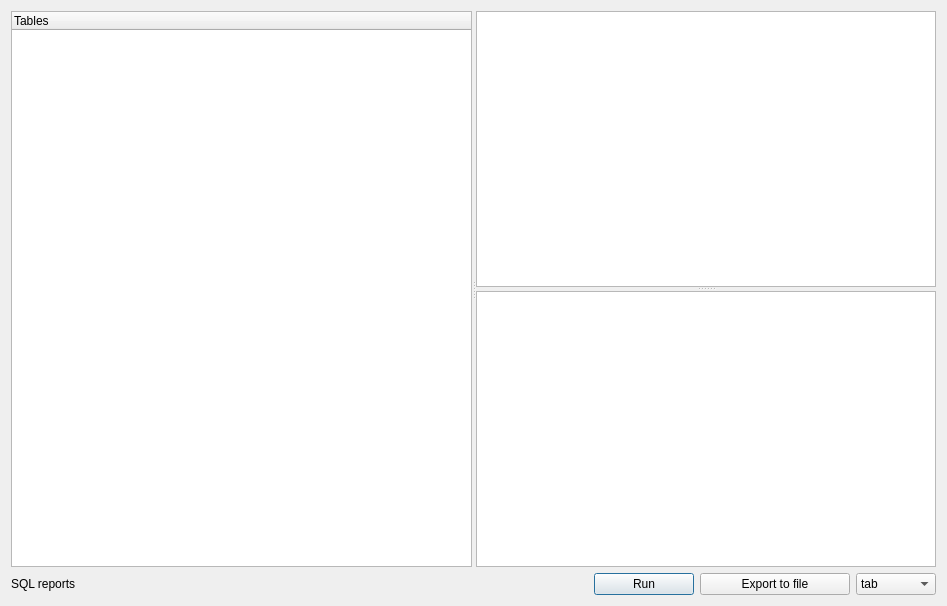
Above: GUI_UIs/ui_dialog_SQL.ui from ccbogel/QualCoder before the change. Below: the same form after it.
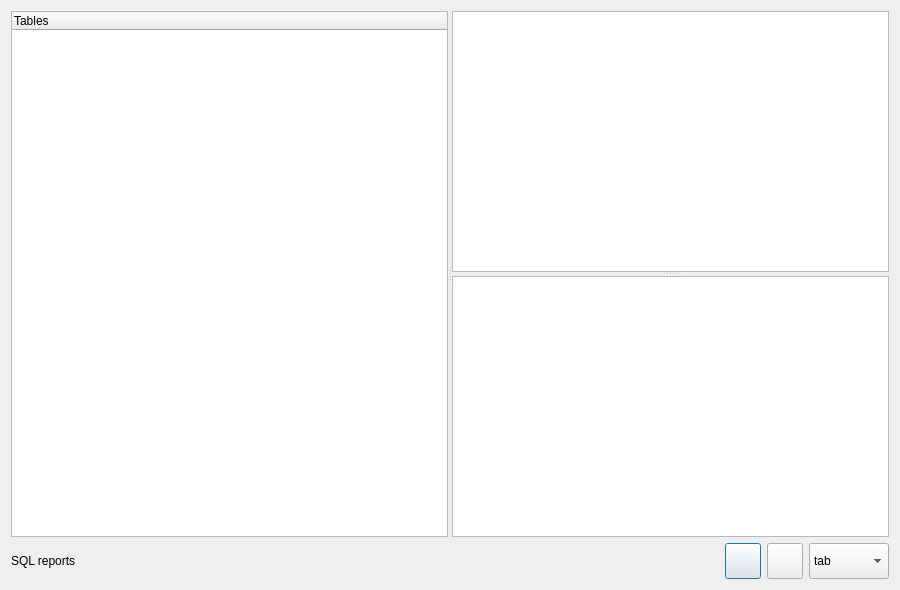
That is the form after the change.

Patch:
```diff
--- a/GUI_UIs/ui_dialog_SQL.ui
+++ b/GUI_UIs/ui_dialog_SQL.ui
@@ -6,8 +6,8 @@
    <rect>
     <x>0</x>
     <y>0</y>
-    <width>947</width>
-    <height>606</height>
+    <width>900</width>
+    <height>590</height>
    </rect>
   </property>
   <property name="windowTitle">
@@ -48,36 +48,54 @@
        </item>
        <item>
         <widget class="QPushButton" name="pushButton_runSQL">
+         <property name="minimumSize">
+          <size>
+           <width>36</width>
+           <height>36</height>
+          </size>
+         </property>
          <property name="maximumSize">
           <size>
-           <width>100</width>
-           <height>16777215</height>
+           <width>36</width>
+           <height>36</height>
           </size>
          </property>
          <property name="text">
-          <string>Run</string>
+          <string/>
          </property>
         </widget>
        </item>
        <item>
         <widget class="QPushButton" name="pushButton_export">
+         <property name="minimumSize">
+          <size>
+           <width>36</width>
+           <height>36</height>
+          </size>
+         </property>
          <property name="maximumSize">
           <size>
-           <width>150</width>
-           <height>16777215</height>
+           <width>36</width>
+           <height>36</height>
           </size>
          </property>
          <property name="text">
-          <string>Export to file</string>
+          <string/>
          </property>
         </widget>
        </item>
        <item>
         <widget class="QComboBox" name="comboBox_delimiter">
+         <property name="minimumSize">
+          <size>
+           <width>0</width>
+           <height>36</height>
+          </size>
+         </property>
          <property name="maximumSize">
           <size>
            <width>80</width>
-           <height>16777215</height>
+           <height>36</height>
           </size>
          </property>
          <item>
```
Left out of the diff: 9 changed lines with no effect on the pictures.
